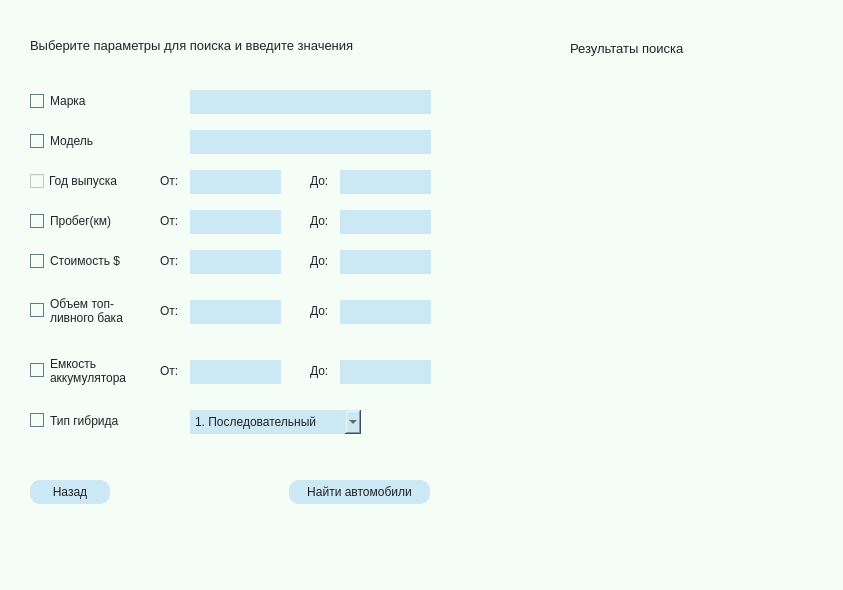
Qt form lab4/SearchForCarsWindow.ui (n1ck-b/Labs) before a commit.
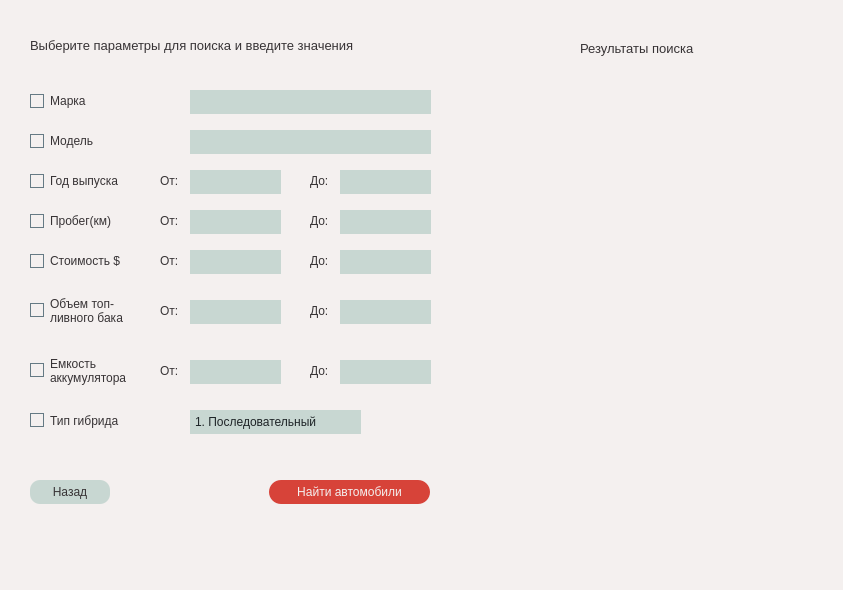
The same form after that commit. Icons and pictures are not drawn.

Patch:
```diff
--- a/lab4/SearchForCarsWindow.ui
+++ b/lab4/SearchForCarsWindow.ui
@@ -14,9 +14,9 @@
    <string>Поиск автомобилей в каталоге</string>
   </property>
   <property name="styleSheet">
-   <string notr="true">background-color: rgb(244, 254, 246);
-color: rgb(30, 36, 39);
-font: 600 8pt &quot;Montserrat&quot;;</string>
+   <string notr="true">background-color: rgb(244, 240, 239);
+font: 600 9pt &quot;Montserrat&quot;;
+color: rgb(55, 51, 53);</string>
   </property>
   <widget class="QLabel" name="topLabel">
    <property name="geometry">
@@ -52,11 +52,7 @@
 }
 QCheckBox::indicator:checked {
 	border: none;
-	background-color: #87D7FF;
-}
-QCheckBox::indicator:checked::before { 
-    content: '\\2713';
-    color: #667A85; 
+	background-color: rgb(215, 67, 57);
 }</string>
    </property>
    <property name="text">
@@ -86,12 +82,12 @@
     </rect>
    </property>
    <property name="styleSheet">
-    <string notr="true">color: rgb(30, 36, 39);
+    <string notr="true">color: rgb(55, 51, 53);
 font: 600 9pt &quot;Montserrat&quot;;
 border-style: solid;
 border-width: 0px;
-background-color: rgb(204, 232, 244);
-padding: 5px</string>
+padding: 5px;
+background-color: rgb(200, 215, 210);</string>
    </property>
   </widget>
   <widget class="QLabel" name="yearLabelTo">
@@ -137,7 +133,7 @@
 }
 QCheckBox::indicator:checked {
 	border: none;
-	background-color: #87D7FF;
+	background-color: rgb(215, 67, 57);
 }</string>
    </property>
    <property name="text">
@@ -167,12 +163,12 @@
     </rect>
    </property>
    <property name="styleSheet">
-    <string notr="true">color: rgb(30, 36, 39);
+    <string notr="true">color: rgb(55, 51, 53);
 font: 600 9pt &quot;Montserrat&quot;;
 border-style: solid;
 border-width: 0px;
-background-color: rgb(204, 232, 244);
-padding: 5px</string>
+padding: 5px;
+background-color: rgb(200, 215, 210);</string>
    </property>
   </widget>
   <widget class="QLineEdit" name="mileageLineEditFrom">
@@ -185,12 +181,12 @@
     </rect>
    </property>
    <property name="styleSheet">
-    <string notr="true">color: rgb(30, 36, 39);
+    <string notr="true">color: rgb(55, 51, 53);
 font: 600 9pt &quot;Montserrat&quot;;
 border-style: solid;
 border-width: 0px;
-background-color: rgb(204, 232, 244);
-padding: 5px</string>
+padding: 5px;
+background-color: rgb(200, 215, 210);</string>
    </property>
   </widget>
   <widget class="QLabel" name="priceLabelFrom">
@@ -223,7 +219,7 @@
 }
 QCheckBox::indicator:checked {
 	border: none;
-	background-color: #87D7FF;
+	background-color: rgb(215, 67, 57);
 }</string>
    </property>
    <property name="text">
@@ -253,12 +249,12 @@
     </rect>
    </property>
    <property name="styleSheet">
-    <string notr="true">color: rgb(30, 36, 39);
+    <string notr="true">color: rgb(55, 51, 53);
 font: 600 9pt &quot;Montserrat&quot;;
 border-style: solid;
 border-width: 0px;
-background-color: rgb(204, 232, 244);
-padding: 5px</string>
+padding: 5px;
+background-color: rgb(200, 215, 210);</string>
    </property>
   </widget>
   <widget class="QLineEdit" name="priceLineEditFrom">
@@ -271,12 +267,12 @@
     </rect>
    </property>
    <property name="styleSheet">
-    <string notr="true">color: rgb(30, 36, 39);
+    <string notr="true">color: rgb(55, 51, 53);
 font: 600 9pt &quot;Montserrat&quot;;
 border-style: solid;
 border-width: 0px;
-background-color: rgb(204, 232, 244);
-padding: 5px</string>
+padding: 5px;
+background-color: rgb(200, 215, 210);</string>
    </property>
   </widget>
   <widget class="QLabel" name="fuelLabelFrom">
@@ -309,7 +305,7 @@
 }
 QCheckBox::indicator:checked {
 	border: none;
-	background-color: #87D7FF;
+	background-color: rgb(215, 67, 57);
 }</string>
    </property>
    <property name="text">
@@ -340,12 +336,12 @@
     </rect>
    </property>
    <property name="styleSheet">
-    <string notr="true">color: rgb(30, 36, 39);
+    <string notr="true">color: rgb(55, 51, 53);
 font: 600 9pt &quot;Montserrat&quot;;
 border-style: solid;
 border-width: 0px;
-background-color: rgb(204, 232, 244);
-padding: 5px</string>
+padding: 5px;
+background-color: rgb(200, 215, 210);</string>
    </property>
   </widget>
   <widget class="QLineEdit" name="fuelLineEditFrom">
@@ -358,12 +354,12 @@
     </rect>
    </property>
    <property name="styleSheet">
-    <string notr="true">color: rgb(30, 36, 39);
+    <string notr="true">color: rgb(55, 51, 53);
 font: 600 9pt &quot;Montserrat&quot;;
 border-style: solid;
 border-width: 0px;
-background-color: rgb(204, 232, 244);
-padding: 5px</string>
+padding: 5px;
+background-color: rgb(200, 215, 210);</string>
    </property>
   </widget>
   <widget class="QLineEdit" name="yearLineEditTo">
@@ -376,12 +372,12 @@
     </rect>
    </property>
    <property name="styleSheet">
-    <string notr="true">color: rgb(30, 36, 39);
+    <string notr="true">color: rgb(55, 51, 53);
 font: 600 9pt &quot;Montserrat&quot;;
 border-style: solid;
 border-width: 0px;
-background-color: rgb(204, 232, 244);
-padding: 5px</string>
+padding: 5px;
+background-color: rgb(200, 215, 210);</string>
    </property>
   </widget>
   <widget class="QLabel" name="batteryLabelTo">
@@ -407,12 +403,12 @@
     </rect>
    </property>
    <property name="styleSheet">
-    <string notr="true">color: rgb(30, 36, 39);
+    <string notr="true">color: rgb(55, 51, 53);
 font: 600 9pt &quot;Montserrat&quot;;
 border-style: solid;
 border-width: 0px;
-background-color: rgb(204, 232, 244);
-padding: 5px</string>
+padding: 5px;
+background-color: rgb(200, 215, 210);</string>
    </property>
   </widget>
   <widget class="QLineEdit" name="batteryLineEditTo">
@@ -425,12 +421,12 @@
     </rect>
    </property>
    <property name="styleSheet">
-    <string notr="true">color: rgb(30, 36, 39);
+    <string notr="true">color: rgb(55, 51, 53);
 font: 600 9pt &quot;Montserrat&quot;;
 border-style: solid;
 border-width: 0px;
-background-color: rgb(204, 232, 244);
-padding: 5px</string>
+padding: 5px;
+background-color: rgb(200, 215, 210);</string>
    </property>
   </widget>
   <widget class="QLabel" name="batteryLabelFrom">
@@ -463,7 +459,7 @@
 }
 QCheckBox::indicator:checked {
 	border: none;
-	background-color: #87D7FF;
+	background-color: rgb(215, 67, 57);
 }</string>
    </property>
    <property name="text">
@@ -488,7 +484,7 @@
 }
 QCheckBox::indicator:checked {
 	border: none;
-	background-color: #87D7FF;
+	background-color: rgb(215, 67, 57);
 }</string>
    </property>
    <property name="text">
@@ -505,12 +501,12 @@
     </rect>
    </property>
    <property name="styleSheet">
-    <string notr="true">color: rgb(30, 36, 39);
+    <string notr="true">color: rgb(55, 51, 53);
 font: 600 9pt &quot;Montserrat&quot;;
 border-style: solid;
 border-width: 0px;
-background-color: rgb(204, 232, 244);
-padding: 5px</string>
+padding: 5px;
+background-color: rgb(200, 215, 210);</string>
    </property>
   </widget>
   <widget class="QCheckBox" name="modelCheckBox">
@@ -530,7 +526,7 @@
 }
 QCheckBox::indicator:checked {
 	border: none;
-	background-color: #87D7FF;
+	background-color: rgb(215, 67, 57);
 }</string>
    </property>
    <property name="text">
@@ -547,12 +543,12 @@
     </rect>
    </property>
    <property name="styleSheet">
-    <string notr="true">color: rgb(30, 36, 39);
+    <string notr="true">color: rgb(55, 51, 53);
 font: 600 9pt &quot;Montserrat&quot;;
 border-style: solid;
 border-width: 0px;
-background-color: rgb(204, 232, 244);
-padding: 5px</string>
+padding: 5px;
+background-color: rgb(200, 215, 210);</string>
    </property>
   </widget>
   <widget class="QCheckBox" name="hybridTypeCheckBox">
@@ -572,7 +568,7 @@
 }
 QCheckBox::indicator:checked {
 	border: none;
-	background-color: #87D7FF;
+	background-color: rgb(215, 67, 57);
 }</string>
    </property>
    <property name="text">
@@ -589,12 +585,26 @@
     </rect>
    </property>
    <property name="styleSheet">
-    <string notr="true">color: rgb(30, 36, 39);
-font: 600 9pt &quot;Montserrat&quot;;
-border-style: solid;
-border-width: 0px;
-background-color: rgb(204, 232, 244);
-padding: 5px</string>
+    <string notr="true">QComboBox 
+{
+	color: rgb(30, 36, 39);
+	font: 600 9pt &quot;Montserrat&quot;;
+	border-style: solid;
+	border-width: 0px;
+	background-color: rgb(200, 215, 210);
+	padding: 5px
+}
+QComboBox::drop-down
+{
+	border:none;
+}
+QComboBox::down-arrow
+{
+	image: url(:/rcs/free-icon-down-arrow-2985150.png);
+	width:10px;
+	height:10px;
+	margin-right: 7px;
+}</string>
    </property>
    <item>
     <property name="text">
@@ -613,15 +623,23 @@
      <x>480</x>
      <y>90</y>
      <width>331</width>
-     <height>291</height>
+     <height>411</height>
     </rect>
    </property>
    <property name="styleSheet">
-    <string notr="true">background-color: rgb(244, 254, 246);
+    <string notr="true">QListWidget {
+background-color: rgb(244, 240, 239);
 border: none;
 border-radius: 15px;
-color: black;
-font: 9pt &quot;Montserrat&quot;;</string>
+font: 600 9pt &quot;Montserrat&quot;;
+}
+QListWidget::item:selected 
+{
+	background-color: #E0E8E6; 
+	border-radius: 12px; 
+	padding: 2px; 
+	border: none 
+}</string>
    </property>
   </widget>
   <widget class="QPushButton" name="backPushButton">
@@ -634,13 +652,21 @@
     </rect>
    </property>
    <property name="styleSheet">
-    <string notr="true">color: rgb(30, 36, 39);
-font: 600 9pt &quot;Montserrat&quot;;
-border-radius: 10px;
-border-style: solid;
-border-width: 0px;
-background-color: rgb(204, 232, 244);
-padding: 5px</string>
+    <string notr="true">QPushButton:hover
+{
+	background-color: #9AB6AC;
+}
+QPushButton{
+	color: rgb(55, 51, 53);
+	font: 600 10pt &quot;Montserrat&quot;;
+	border-radius: 10px;
+	border-style: solid;
+	border-width: 0px;
+	background-color: rgb(200, 215, 210);
+	padding: 5px;
+}
+
+</string>
    </property>
    <property name="text">
     <string>Назад</string>
@@ -649,20 +675,26 @@
   <widget class="QPushButton" name="searchPushButton">
    <property name="geometry">
     <rect>
-     <x>289</x>
+     <x>269</x>
      <y>480</y>
-     <width>141</width>
+     <width>161</width>
      <height>24</height>
     </rect>
    </property>
    <property name="styleSheet">
-    <string notr="true">color: rgb(30, 36, 39);
-font: 600 9pt &quot;Montserrat&quot;;
-border-radius: 10px;
-border-style: solid;
-border-width: 0px;
-background-color: rgb(204, 232, 244);
-padding: 5px</string>
+    <string notr="true">QPushButton:hover
+{
+	background-color: #CC3329;
+}
+QPushButton{
+	color: rgb(244, 240, 239);
+	font: 600 10pt &quot;Montserrat&quot;;
+	border-radius: 12px;
+	border-style: solid;
+	border-width: 0px;
+	background-color: rgb(215, 67, 57);
+	padding: 5px;
+}</string>
    </property>
    <property name="text">
     <string>Найти автомобили</string>
@@ -671,7 +703,7 @@
   <widget class="QLabel" name="searchLabel">
    <property name="geometry">
     <rect>
-     <x>570</x>
+     <x>580</x>
      <y>40</y>
      <width>151</width>
      <height>16</height>
```
Left out of the diff: 4 changed lines with no effect on the pictures.
